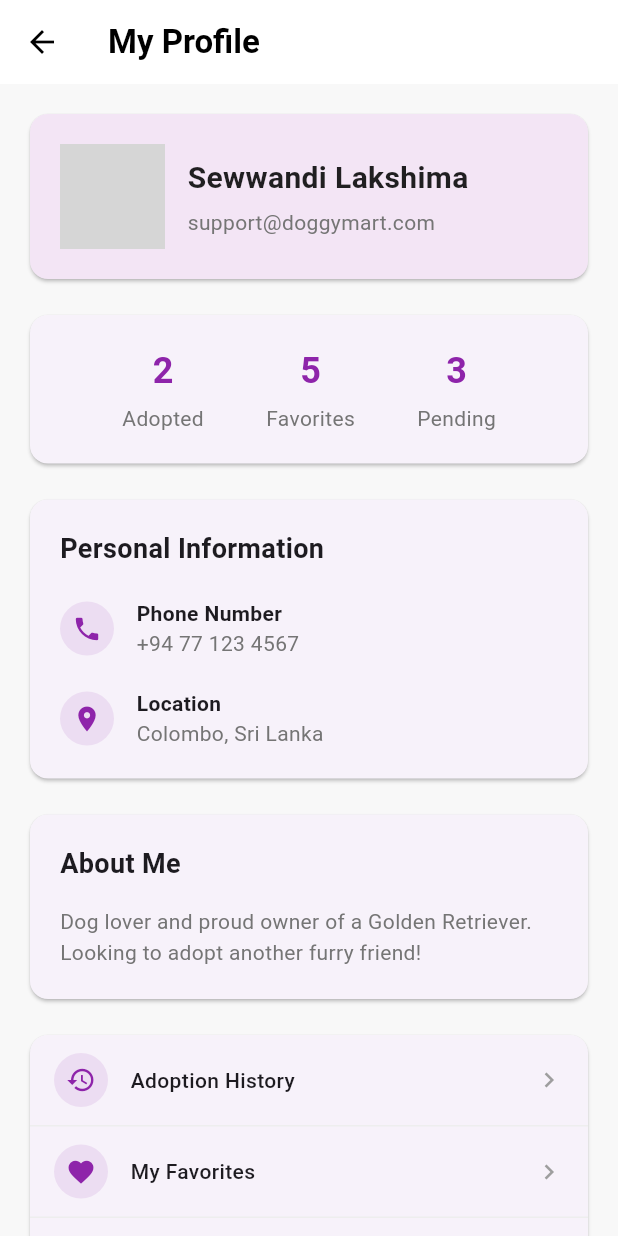
After one commit to lakshima045/dogger_mart_app, a Flutter app: the ProfilePage screen opened directly, on a phone screen of 412 x 824 dp. The commit adds this screen. Run offline on Flutter 3.47's test engine with Material 3 defaults, Android fonts, the phone set to English and light mode, and no system bars; grey boxes are pictures that could not be loaded.

Commit message:
add profile page

```diff
--- a/lib/home_page.dart
+++ b/lib/home_page.dart
@@ -4,6 +4,7 @@ import 'dog_details_page.dart';
 import 'favorites_page.dart';
 
 import 'contact_page.dart';
+import 'profile_page.dart';
 
 class HomePage extends StatefulWidget {
   const HomePage({super.key});
@@ -13,7 +14,6 @@ class HomePage extends StatefulWidget {
 }
 
 class _HomePageState extends State<HomePage> {
-
   bool isFavorite1 = false;
   bool isFavorite2 = false;
   bool isFavorite3 = false;
@@ -26,9 +26,7 @@ class _HomePageState extends State<HomePage> {
   @override
   Widget build(BuildContext context) {
     return Scaffold(
-      backgroundColor: const Color(
-        0xFFF8F8F8,
-      ),
+      backgroundColor: const Color(0xFFF8F8F8),
       appBar: AppBar(
         backgroundColor: Colors.white,
         elevation: 0,
@@ -40,12 +38,22 @@ class _HomePageState extends State<HomePage> {
             color: Colors.black,
           ),
         ),
+        actions: [
+          IconButton(
+            icon: const Icon(Icons.person_outline, color: Color(0xFF8E24AA)),
+            onPressed: () {
+              Navigator.push(
+                context,
+                MaterialPageRoute(builder: (context) => const ProfilePage()),
+              );
+            },
+          ),
+        ],
       ),
       body: SingleChildScrollView(
         child: Column(
           crossAxisAlignment: CrossAxisAlignment.start,
           children: [
-
             Container(
               margin: const EdgeInsets.all(16),
               padding: const EdgeInsets.symmetric(horizontal: 16, vertical: 20),
@@ -103,7 +111,6 @@ class _HomePageState extends State<HomePage> {
               ),
             ),
 
-
             GridView.count(
               shrinkWrap: true,
               physics: const NeverScrollableScrollPhysics(),
@@ -111,8 +118,7 @@ class _HomePageState extends State<HomePage> {
               padding: const EdgeInsets.symmetric(horizontal: 16),
               mainAxisSpacing: 16,
               crossAxisSpacing: 16,
-              childAspectRatio:
-                  0.75,
+              childAspectRatio: 0.75,
               children: [
                 buildDogCard(
                   'Riley',
--- /dev/null
+++ b/lib/profile_page.dart
@@ -0,0 +1,508 @@
+import 'package:flutter/material.dart';
+import 'about_page.dart';
+import 'settings_page.dart';
+
+class ProfilePage extends StatelessWidget {
+  const ProfilePage({super.key});
+
+  void _showLogoutDialog(BuildContext context) {
+    showDialog(
+      context: context,
+      builder: (context) => AlertDialog(
+        shape: RoundedRectangleBorder(borderRadius: BorderRadius.circular(20)),
+        title: const Text('Logout'),
+        content: const Text('Are you sure you want to logout?'),
+        actions: [
+          TextButton(
+            onPressed: () => Navigator.pop(context),
+            child: const Text('Cancel'),
+          ),
+          ElevatedButton(
+            onPressed: () {
+              Navigator.pop(context);
+              Navigator.pushReplacementNamed(context, '/login');
+            },
+            style: ElevatedButton.styleFrom(backgroundColor: Colors.red),
+            child: const Text('Logout'),
+          ),
+        ],
+      ),
+    );
+  }
+
+  @override
+  Widget build(BuildContext context) {
+    return Scaffold(
+      backgroundColor: const Color(0xFFF8F8F8),
+
+      appBar: AppBar(
+        backgroundColor: Colors.white,
+        leading: IconButton(
+          icon: const Icon(Icons.arrow_back, color: Colors.black),
+          onPressed: () {
+            Navigator.pop(context);
+          },
+        ),
+        title: const Text(
+          'My Profile',
+          style: TextStyle(fontWeight: FontWeight.bold, color: Colors.black),
+        ),
+      ),
+
+      body: ListView(
+        padding: const EdgeInsets.all(16),
+        children: [
+          Card(
+            color: const Color(0xFFF3E5F5),
+            child: Padding(
+              padding: const EdgeInsets.all(20),
+              child: Row(
+                children: [
+                  Container(
+                    height: 70,
+                    width: 70,
+                    decoration: BoxDecoration(
+                      color: Colors.white,
+                      shape: BoxShape.circle,
+                    ),
+                    child: Center(
+                      child: ClipOval(
+                        child: Image.asset(
+                          "assets/owner.jpg",
+                          width: 70,
+                          height: 70,
+                          fit: BoxFit.cover,
+                        ),
+                      ),
+                    ),
+                  ),
+                  const SizedBox(width: 15),
+                  Expanded(
+                    child: Column(
+                      crossAxisAlignment: CrossAxisAlignment.start,
+                      children: [
+                        const Text(
+                          'Sewwandi Lakshima',
+                          style: TextStyle(
+                            fontSize: 20,
+                            fontWeight: FontWeight.bold,
+                            color: Colors.black87,
+                          ),
+                        ),
+                        const SizedBox(height: 5),
+                        Text(
+                          'support@doggymart.com',
+                          style: TextStyle(
+                            fontSize: 14,
+                            color: Colors.grey[600],
+                          ),
+                        ),
+                      ],
+                    ),
+                  ),
+                ],
+              ),
+            ),
+          ),
+
+          const SizedBox(height: 16),
+
+          Card(
+            child: Padding(
+              padding: const EdgeInsets.all(20),
+              child: Row(
+                mainAxisAlignment: MainAxisAlignment.spaceEvenly,
+                children: [
+                  Column(
+                    children: [
+                      const Text(
+                        '2',
+                        style: TextStyle(
+                          fontSize: 24,
+                          fontWeight: FontWeight.bold,
+                          color: Color(0xFF8E24AA),
+                        ),
+                      ),
+                      const SizedBox(height: 5),
+                      Text(
+                        'Adopted',
+                        style: TextStyle(color: Colors.grey[600]),
+                      ),
+                    ],
+                  ),
+                  Column(
+                    children: [
+                      const Text(
+                        '5',
+                        style: TextStyle(
+                          fontSize: 24,
+                          fontWeight: FontWeight.bold,
+                          color: Color(0xFF8E24AA),
+                        ),
+                      ),
+                      const SizedBox(height: 5),
+                      Text(
+                        'Favorites',
+                        style: TextStyle(color: Colors.grey[600]),
+                      ),
+                    ],
+                  ),
+                  Column(
+                    children: [
+                      const Text(
+                        '3',
+                        style: TextStyle(
+                          fontSize: 24,
+                          fontWeight: FontWeight.bold,
+                          color: Color(0xFF8E24AA),
+                        ),
+                      ),
+                      const SizedBox(height: 5),
+                      Text(
+                        'Pending',
+                        style: TextStyle(color: Colors.grey[600]),
+                      ),
+                    ],
+                  ),
+                ],
+              ),
+            ),
+          ),
+
+          const SizedBox(height: 16),
+
+          Card(
+            child: Padding(
+              padding: const EdgeInsets.all(20),
+              child: Column(
+                crossAxisAlignment: CrossAxisAlignment.start,
+                children: [
+                  const Text(
+                    'Personal Information',
+                    style: TextStyle(fontSize: 18, fontWeight: FontWeight.bold),
+                  ),
+                  const SizedBox(height: 20),
+
+                  Row(
+                    children: [
+                      Container(
+                        padding: const EdgeInsets.all(8),
+                        decoration: BoxDecoration(
+                          color: const Color(0xFF8E24AA).withOpacity(0.1),
+                          shape: BoxShape.circle,
+                        ),
+                        child: const Icon(
+                          Icons.phone,
+                          color: Color(0xFF8E24AA),
+                          size: 20,
+                        ),
+                      ),
+                      const SizedBox(width: 15),
+                      Column(
+                        crossAxisAlignment: CrossAxisAlignment.start,
+                        children: [
+                          const Text(
+                            'Phone Number',
+                            style: TextStyle(fontWeight: FontWeight.bold),
+                          ),
+                          Text(
+                            '+94 77 123 4567',
+                            style: TextStyle(color: Colors.grey[600]),
+                          ),
+                        ],
+                      ),
+                    ],
+                  ),
+
+                  const SizedBox(height: 20),
+
+                  Row(
+                    children: [
+                      Container(
+                        padding: const EdgeInsets.all(8),
+                        decoration: BoxDecoration(
+                          color: const Color(0xFF8E24AA).withOpacity(0.1),
+                          shape: BoxShape.circle,
+                        ),
+                        child: const Icon(
+                          Icons.location_on,
+                          color: Color(0xFF8E24AA),
+                          size: 20,
+                        ),
+                      ),
+                      const SizedBox(width: 15),
+                      Column(
+                        crossAxisAlignment: CrossAxisAlignment.start,
+                        children: [
+                          const Text(
+                            'Location',
+                            style: TextStyle(fontWeight: FontWeight.bold),
+                          ),
+                          Text(
+                            'Colombo, Sri Lanka',
+                            style: TextStyle(color: Colors.grey[600]),
+                          ),
+                        ],
+                      ),
+                    ],
+                  ),
+                ],
+              ),
+            ),
+          ),
+
+          const SizedBox(height: 16),
+
+          Card(
+            child: Padding(
+              padding: const EdgeInsets.all(20),
+              child: Column(
+                crossAxisAlignment: CrossAxisAlignment.start,
+                children: [
+                  const Text(
+                    'About Me',
+                    style: TextStyle(fontSize: 18, fontWeight: FontWeight.bold),
+                  ),
+                  const SizedBox(height: 15),
+                  Text(
+                    'Dog lover and proud owner of a Golden Retriever. Looking to adopt another furry friend!',
+                    style: TextStyle(
+                      fontSize: 14,
+                      color: Colors.grey[600],
+                      height: 1.5,
+                    ),
+                  ),
+                ],
+              ),
+            ),
+          ),
+
+          const SizedBox(height: 16),
+
+          Card(
+            child: Column(
+              children: [
+                Container(
+                  padding: const EdgeInsets.symmetric(
+                    horizontal: 16,
+                    vertical: 12,
+                  ),
+                  child: Row(
+                    children: [
+                      Container(
+                        padding: const EdgeInsets.all(8),
+                        decoration: BoxDecoration(
+                          color: const Color(0xFF8E24AA).withOpacity(0.1),
+                          shape: BoxShape.circle,
+                        ),
+                        child: const Icon(
+                          Icons.history,
+                          color: Color(0xFF8E24AA),
+                          size: 20,
+                        ),
+                      ),
+                      const SizedBox(width: 15),
+                      const Expanded(
+                        child: Text(
+                          'Adoption History',
+                          style: TextStyle(fontWeight: FontWeight.w500),
+                        ),
+                      ),
+                      const Icon(
+                        Icons.chevron_right,
+                        size: 20,
+                        color: Colors.grey,
+                      ),
+                    ],
+                  ),
+                ),
+
+                Container(height: 1, color: Colors.grey[200]),
+
+                GestureDetector(
+                  onTap: () {
+                    Navigator.pop(context);
+                  },
+                  child: Container(
+                    padding: const EdgeInsets.symmetric(
+                      horizontal: 16,
+                      vertical: 12,
+                    ),
+                    child: Row(
+                      children: [
+                        Container(
+                          padding: const EdgeInsets.all(8),
+                          decoration: BoxDecoration(
+                            color: const Color(0xFF8E24AA).withOpacity(0.1),
+                            shape: BoxShape.circle,
+                          ),
+                          child: const Icon(
+                            Icons.favorite,
+                            color: Color(0xFF8E24AA),
+                            size: 20,
+                          ),
+                        ),
+                        const SizedBox(width: 15),
+                        const Expanded(
+                          child: Text(
+                            'My Favorites',
+                            style: TextStyle(fontWeight: FontWeight.w500),
+                          ),
+                        ),
+                        const Icon(
+                          Icons.chevron_right,
+                          size: 20,
+                          color: Colors.grey,
+                        ),
+                      ],
+                    ),
+                  ),
+                ),
+
+                Container(height: 1, color: Colors.grey[200]),
+
+                GestureDetector(
+                  onTap: () {
+                    Navigator.push(
+                      context,
+                      MaterialPageRoute(
+                        builder: (context) => const SettingsPage(),
+                      ),
+                    );
+                  },
+                  child: Container(
+                    padding: const EdgeInsets.symmetric(
+                      horizontal: 16,
+                      vertical: 12,
+                    ),
+                    child: Row(
+                      children: [
+                        Container(
+                          padding: const EdgeInsets.all(8),
+                          decoration: BoxDecoration(
+                            color: const Color(0xFF8E24AA).withOpacity(0.1),
+                            shape: BoxShape.circle,
+                          ),
+                          child: const Icon(
+                            Icons.settings,
+                            color: Color(0xFF8E24AA),
+                            size: 20,
+                          ),
+                        ),
+                        const SizedBox(width: 15),
+                        const Expanded(
+                          child: Text(
+                            'Settings',
+                            style: TextStyle(fontWeight: FontWeight.w500),
+                          ),
+                        ),
+                        const Icon(
+                          Icons.chevron_right,
+                          size: 20,
+                          color: Colors.grey,
+                        ),
+                      ],
+                    ),
+                  ),
+                ),
+                Container(height: 1, color: Colors.grey[200]),
+
+                GestureDetector(
+                  onTap: () {
+                    Navigator.push(
+                      context,
+                      MaterialPageRoute(
+                        builder: (context) => const AboutPage(),
+                      ),
+                    );
+                  },
+                  child: Container(
+                    padding: const EdgeInsets.symmetric(
+                      horizontal: 16,
+                      vertical: 12,
+                    ),
+                    child: Row(
+                      children: [
+                        Container(
+                          padding: const EdgeInsets.all(8),
+                          decoration: BoxDecoration(
+                            color: const Color(0xFF8E24AA).withOpacity(0.1),
+                            shape: BoxShape.circle,
+                          ),
+                          child: const Icon(
+                            Icons.info_outline,
+                            color: Color(0xFF8E24AA),
+                            size: 20,
+                          ),
+                        ),
+                        const SizedBox(width: 15),
+                        const Expanded(
+                          child: Text(
+                            'About Doggymart',
+                            style: TextStyle(fontWeight: FontWeight.w500),
+                          ),
+                        ),
+                        const Icon(
+                          Icons.chevron_right,
+                          size: 20,
+                          color: Colors.grey,
+                        ),
+                      ],
+                    ),
+                  ),
+                ),
+
+                Container(height: 1, color: Colors.grey[200]),
+
+                GestureDetector(
+                  onTap: () {
+                    _showLogoutDialog(context);
+                  },
+                  child: Container(
+                    padding: const EdgeInsets.symmetric(
+                      horizontal: 16,
+                      vertical: 12,
+                    ),
+                    child: Row(
+                      children: [
+                        Container(
+                          padding: const EdgeInsets.all(8),
+                          decoration: BoxDecoration(
+                            color: Colors.red.withOpacity(0.1),
+                            shape: BoxShape.circle,
+                          ),
+                          child: const Icon(
+                            Icons.logout,
+                            color: Colors.red,
+                            size: 20,
+                          ),
+                        ),
+                        const SizedBox(width: 15),
+                        const Expanded(
+                          child: Text(
+                            'Logout',
+                            style: TextStyle(
+                              fontWeight: FontWeight.w500,
+                              color: Colors.red,
+                            ),
+                          ),
+                        ),
+                        const Icon(
+                          Icons.chevron_right,
+                          size: 20,
+                          color: Colors.grey,
+                        ),
+                      ],
+                    ),
+                  ),
+                ),
+              ],
+            ),
+          ),
+
+          const SizedBox(height: 30),
+        ],
+      ),
+    );
+  }
+}
```
Also changed, not shown: pubspec.lock.
